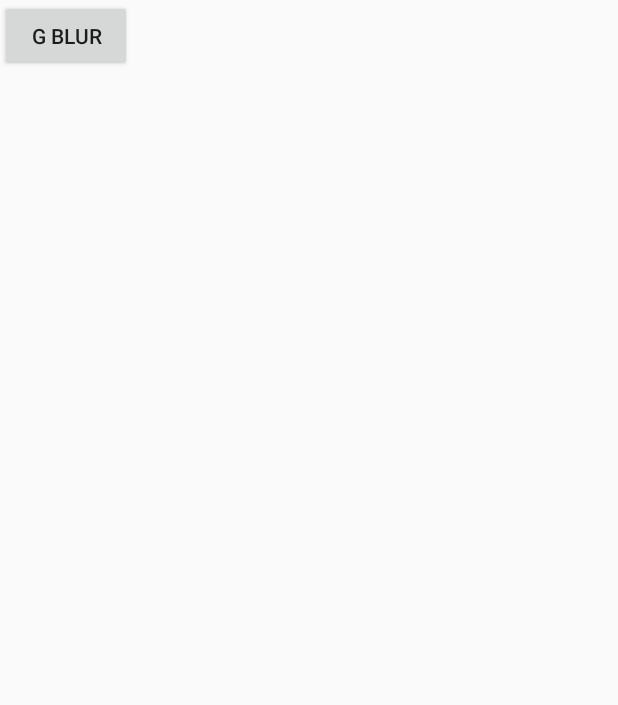
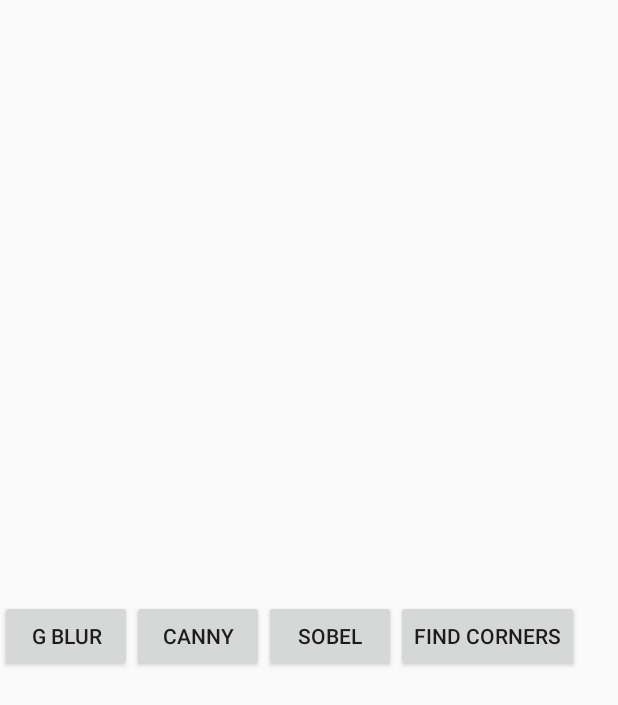
Before and after one commit to aneesh98/OpenCV-Android-Projects, an Android app: the layout activity_main.xml on its own in the app's theme, with its tools: preview values and no code run, on a phone screen of 412 x 824 dp. Shown: the top 705 px of the screen. Run offline under Robolectric (Android 15) with nearby library versions, the phone set to English and light mode, and no system bars.

Commit message:
Corner Detection Added

```diff
--- a/FeatureDetection/app/src/main/res/layout/activity_main.xml
+++ b/FeatureDetection/app/src/main/res/layout/activity_main.xml
@@ -10,7 +10,7 @@
 
     <ImageView
         android:layout_width="fill_parent"
-        android:layout_height="wrap_content"
+        android:layout_height="400dp"
         android:id="@+id/image_view"
         android:visibility="visible"/>
     <LinearLayout
@@ -24,6 +24,23 @@
             android:text="G Blur"
             android:id="@+id/gBlur"
             />
-
+        <Button
+            android:layout_width="wrap_content"
+            android:layout_height="wrap_content"
+            android:text="Canny"
+            android:id="@+id/canny"
+            />
+        <Button
+            android:layout_width="wrap_content"
+            android:layout_height="wrap_content"
+            android:text="Sobel"
+            android:id="@+id/sobel"
+            />
+        <Button
+            android:layout_width="wrap_content"
+            android:layout_height="wrap_content"
+            android:text="Find Corners"
+            android:id="@+id/corner"
+            />
     </LinearLayout>
 </LinearLayout>
```
Also changed, not shown: FeatureDetection/app/src/main/java/com/example/featuredetection/MainActivity.java (+82 -6 lines).
